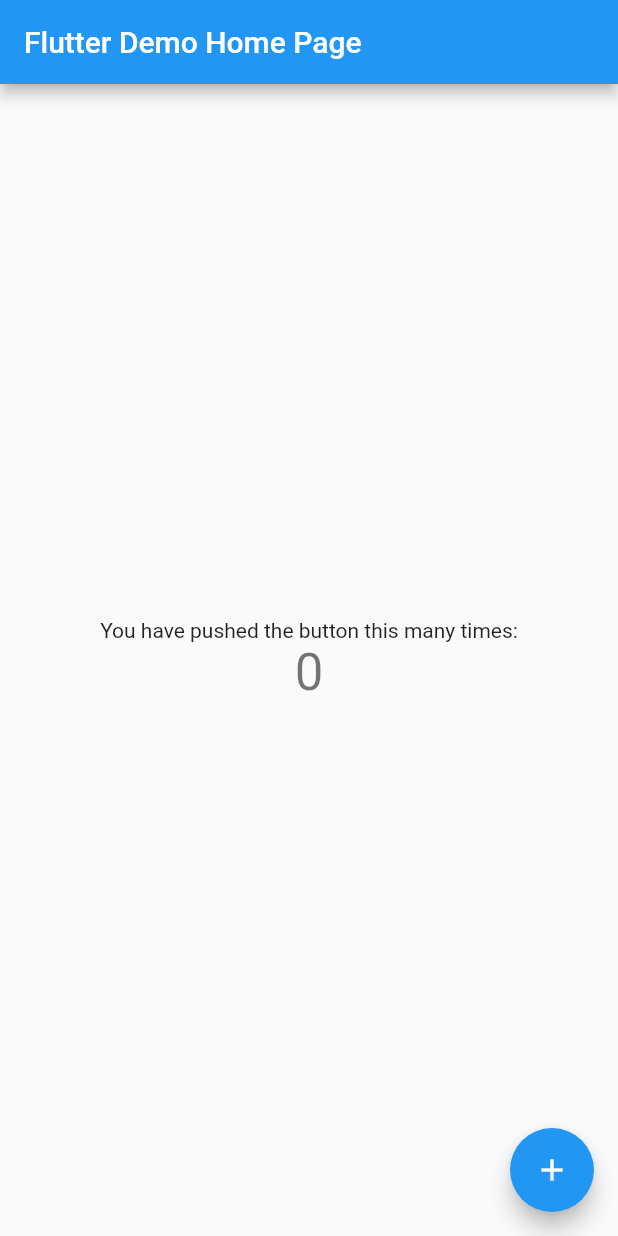
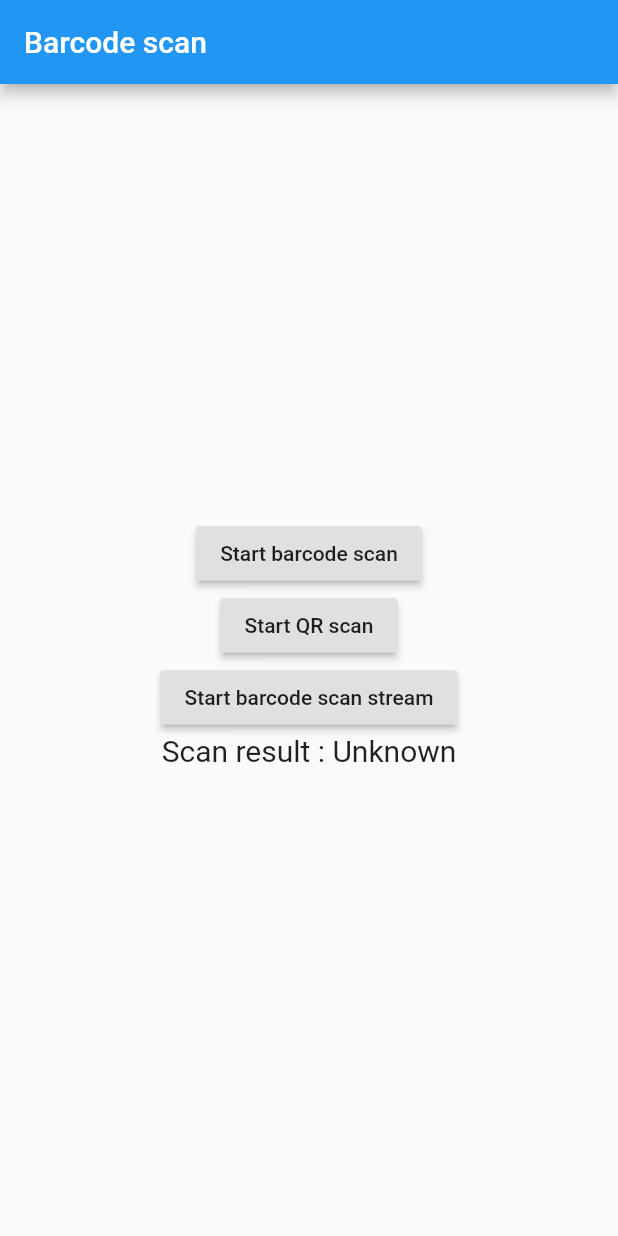
Before and after one commit to taiyrbegeyev/identifia, a Flutter app: the screen it shows after launch, on a phone screen of 412 x 824 dp. Run offline on Flutter 3.47's test engine with Material 2 defaults, Android fonts, the phone set to English and light mode, and no system bars; missing offline and left inert: flutter_barcode_scanner.

Commit message:
:sparkles: add app file

```diff
--- /dev/null
+++ b/lib/app.dart
@@ -0,0 +1,95 @@
+import 'dart:async';
+
+import 'package:flutter/material.dart';
+import 'package:flutter/services.dart';
+import 'package:flutter_barcode_scanner/flutter_barcode_scanner.dart';
+
+class Identifia extends StatefulWidget {
+  @override
+  _IdentifiaState createState() => _IdentifiaState();
+}
+
+class _IdentifiaState extends State<Identifia> {
+  String _scanBarcode = 'Unknown';
+
+  @override
+  void initState() {
+    super.initState();
+  }
+
+  startBarcodeScanStream() async {
+    FlutterBarcodeScanner.getBarcodeStreamReceiver(
+            "#ff6666", "Cancel", true, ScanMode.BARCODE)
+        .listen((barcode) => print(barcode));
+  }
+
+  Future<void> scanQR() async {
+    String barcodeScanRes;
+    // Platform messages may fail, so we use a try/catch PlatformException.
+    try {
+      barcodeScanRes = await FlutterBarcodeScanner.scanBarcode(
+          "#ff6666", "Cancel", true, ScanMode.QR);
+      print(barcodeScanRes);
+    } on PlatformException {
+      barcodeScanRes = 'Failed to get platform version.';
+    }
+
+    // If the widget was removed from the tree while the asynchronous platform
+    // message was in flight, we want to discard the reply rather than calling
+    // setState to update our non-existent appearance.
+    if (!mounted) return;
+
+    setState(() {
+      _scanBarcode = barcodeScanRes;
+    });
+  }
+
+  // Platform messages are asynchronous, so we initialize in an async method.
+  Future<void> scanBarcodeNormal() async {
+    String barcodeScanRes;
+    // Platform messages may fail, so we use a try/catch PlatformException.
+    try {
+      barcodeScanRes = await FlutterBarcodeScanner.scanBarcode(
+          "#ff6666", "Cancel", true, ScanMode.BARCODE);
+      print(barcodeScanRes);
+    } on PlatformException {
+      barcodeScanRes = 'Failed to get platform version.';
+    }
+
+    // If the widget was removed from the tree while the asynchronous platform
+    // message was in flight, we want to discard the reply rather than calling
+    // setState to update our non-existent appearance.
+    if (!mounted) return;
+
+    setState(() {
+      _scanBarcode = barcodeScanRes;
+    });
+  }
+
+  @override
+  Widget build(BuildContext context) {
+    return MaterialApp(
+        home: Scaffold(
+            appBar: AppBar(title: const Text('Barcode scan')),
+            body: Builder(builder: (BuildContext context) {
+              return Container(
+                  alignment: Alignment.center,
+                  child: Flex(
+                      direction: Axis.vertical,
+                      mainAxisAlignment: MainAxisAlignment.center,
+                      children: <Widget>[
+                        RaisedButton(
+                            onPressed: () => scanBarcodeNormal(),
+                            child: Text("Start barcode scan")),
+                        RaisedButton(
+                            onPressed: () => scanQR(),
+                            child: Text("Start QR scan")),
+                        RaisedButton(
+                            onPressed: () => startBarcodeScanStream(),
+                            child: Text("Start barcode scan stream")),
+                        Text('Scan result : $_scanBarcode\n',
+                            style: TextStyle(fontSize: 20))
+                      ]));
+            })));
+  }
+}
--- a/lib/main.dart
+++ b/lib/main.dart
@@ -1,111 +1,13 @@
-import 'package:flutter/material.dart';
+import 'package:flutter/cupertino.dart';
+import 'package:flutter/services.dart';
+import 'app.dart';
 
-void main() => runApp(MyApp());
-
-class MyApp extends StatelessWidget {
-  // This widget is the root of your application.
-  @override
-  Widget build(BuildContext context) {
-    return MaterialApp(
-      title: 'Flutter Demo',
-      theme: ThemeData(
-        // This is the theme of your application.
-        //
-        // Try running your application with "flutter run". You'll see the
-        // application has a blue toolbar. Then, without quitting the app, try
-        // changing the primarySwatch below to Colors.green and then invoke
-        // "hot reload" (press "r" in the console where you ran "flutter run",
-        // or simply save your changes to "hot reload" in a Flutter IDE).
-        // Notice that the counter didn't reset back to zero; the application
-        // is not restarted.
-        primarySwatch: Colors.blue,
-      ),
-      home: MyHomePage(title: 'Flutter Demo Home Page'),
-    );
-  }
+void main() {
+  WidgetsFlutterBinding.ensureInitialized();
+  // This app is designed only to work vertically, so we limit
+  // orientations to portrait up and down
+  SystemChrome.setPreferredOrientations(
+    [DeviceOrientation.portraitUp, DeviceOrientation.portraitDown]
+  );
+  return runApp(Identifia());
 }
-
-class MyHomePage extends StatefulWidget {
-  MyHomePage({Key key, this.title}) : super(key: key);
-
-  // This widget is the home page of your application. It is stateful, meaning
-  // that it has a State object (defined below) that contains fields that affect
-  // how it looks.
-
-  // This class is the configuration for the state. It holds the values (in this
-  // case the title) provided by the parent (in this case the App widget) and
-  // used by the build method of the State. Fields in a Widget subclass are
-  // always marked "final".
-
-  final String title;
-
-  @override
-  _MyHomePageState createState() => _MyHomePageState();
-}
-
-class _MyHomePageState extends State<MyHomePage> {
-  int _counter = 0;
-
-  void _incrementCounter() {
-    setState(() {
-      // This call to setState tells the Flutter framework that something has
-      // changed in this State, which causes it to rerun the build method below
-      // so that the display can reflect the updated values. If we changed
-      // _counter without calling setState(), then the build method would not be
-      // called again, and so nothing would appear to happen.
-      _counter++;
-    });
-  }
-
-  @override
-  Widget build(BuildContext context) {
-    // This method is rerun every time setState is called, for instance as done
-    // by the _incrementCounter method above.
-    //
-    // The Flutter framework has been optimized to make rerunning build methods
-    // fast, so that you can just rebuild anything that needs updating rather
-    // than having to individually change instances of widgets.
-    return Scaffold(
-      appBar: AppBar(
-        // Here we take the value from the MyHomePage object that was created by
-        // the App.build method, and use it to set our appbar title.
-        title: Text(widget.title),
-      ),
-      body: Center(
-        // Center is a layout widget. It takes a single child and positions it
-        // in the middle of the parent.
-        child: Column(
-          // Column is also a layout widget. It takes a list of children and
-          // arranges them vertically. By default, it sizes itself to fit its
-          // children horizontally, and tries to be as tall as its parent.
-          //
-          // Invoke "debug painting" (press "p" in the console, choose the
-          // "Toggle Debug Paint" action from the Flutter Inspector in Android
-          // Studio, or the "Toggle Debug Paint" command in Visual Studio Code)
-          // to see the wireframe for each widget.
-          //
-          // Column has various properties to control how it sizes itself and
-          // how it positions its children. Here we use mainAxisAlignment to
-          // center the children vertically; the main axis here is the vertical
-          // axis because Columns are vertical (the cross axis would be
-          // horizontal).
-          mainAxisAlignment: MainAxisAlignment.center,
-          children: <Widget>[
-            Text(
-              'You have pushed the button this many times:',
-            ),
-            Text(
-              '$_counter',
-              style: Theme.of(context).textTheme.display1,
-            ),
-          ],
-        ),
-      ),
-      floatingActionButton: FloatingActionButton(
-        onPressed: _incrementCounter,
-        tooltip: 'Increment',
-        child: Icon(Icons.add),
-      ), // This trailing comma makes auto-formatting nicer for build methods.
-    );
-  }
-}
```
Also changed, not shown: 1 other file.
